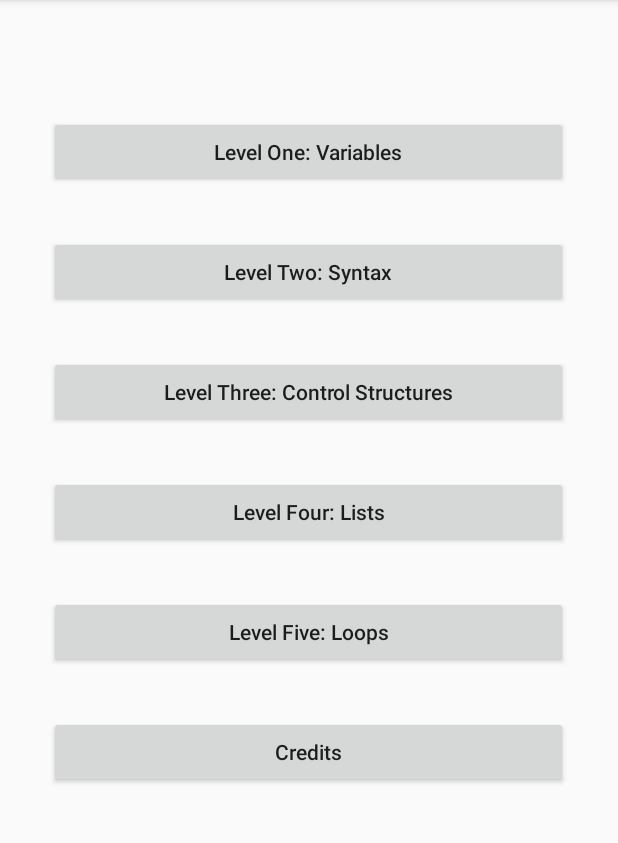
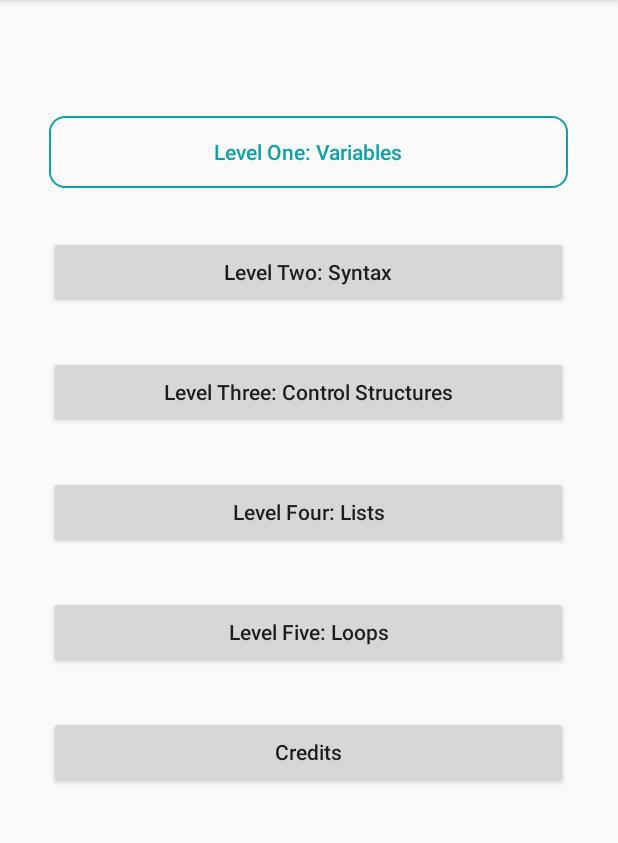
Before and after one commit to brekim/pygeon, an Android app: the screen it shows after launch (MainActivity), on a phone screen of 412 x 824 dp, the part 84-927 px from its top. Run offline under Robolectric (Android 15) with nearby library versions, the phone set to English and light mode, and no system bars.

Commit message:
Experimenting with UI design
Co-authored-by: mellojello13 <lenaluostarinen@gmail.com>

```diff
--- /dev/null
+++ b/app/src/main/res/drawable/light_button.xml
@@ -0,0 +1,5 @@
+<?xml version="1.0" encoding="utf-8"?>
+<shape xmlns:android="http://schemas.android.com/apk/res/android" android:shape="rectangle">
+    <stroke android:color="#0da2a6" android:width="1dp" />
+    <corners android:radius="10dp" />
+</shape>
--- a/app/src/main/res/layout/activity_main.xml
+++ b/app/src/main/res/layout/activity_main.xml
@@ -16,6 +16,9 @@
         android:layout_marginTop="77dp"
         android:text="Level One: Variables"
         android:textAllCaps="false"
+        android:background="@drawable/light_button"
+        android:textColor="#0da2a6"
+
     />
 
     <Button
```
